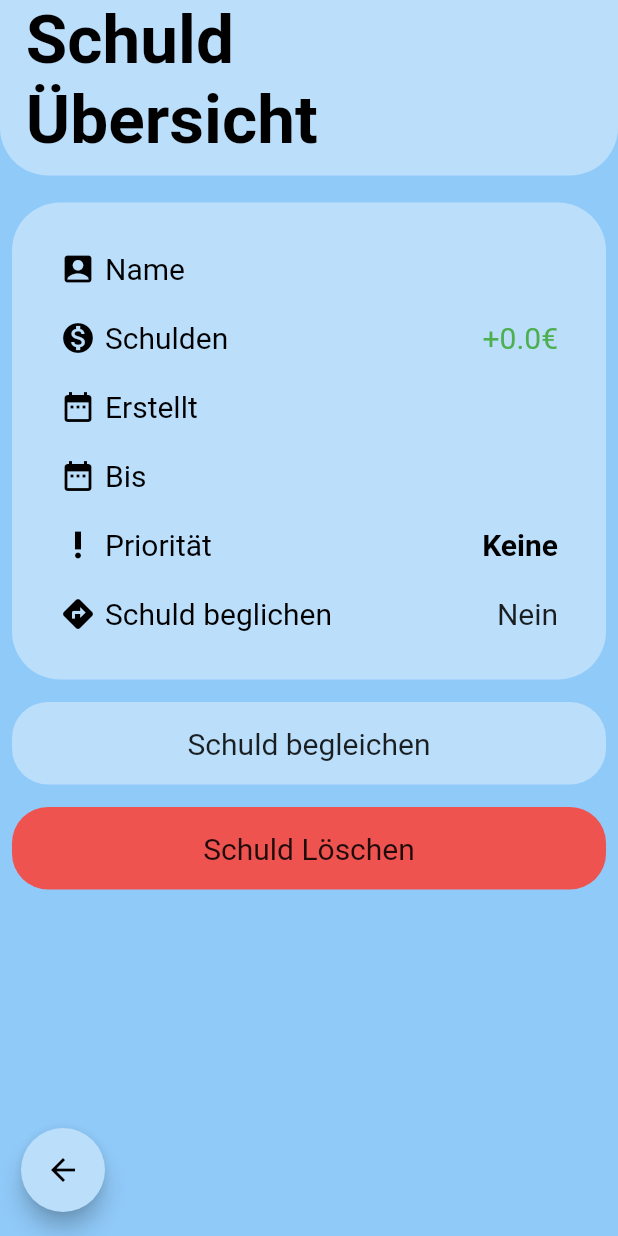
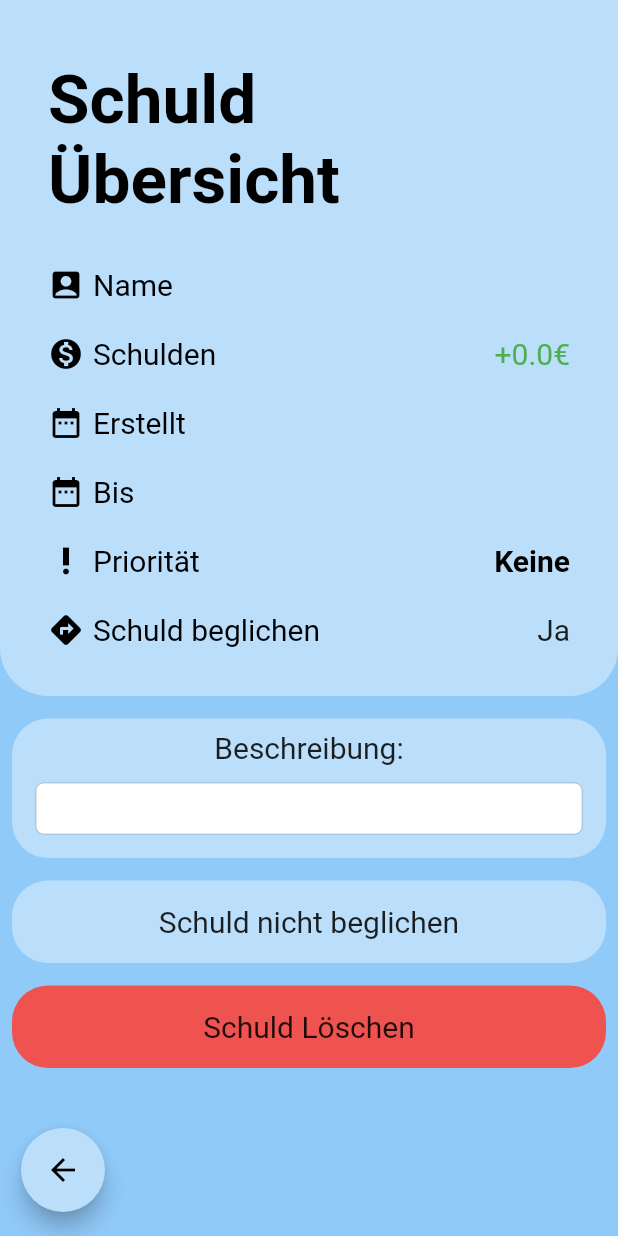
Before and after one commit to CaptainWeasle/Projekt-B-2.0, a Flutter app: the DetailedPage screen opened directly with empty values, after a tap on "Schuld begleichen", on a phone screen of 412 x 824 dp. Run offline on Flutter 3.47's test engine with Material 2 defaults, Android fonts, the phone set to English and light mode, and no system bars; our stand-ins replace datetime_picker_formfield, sqflite; accounts and stored records are empty; Roboto replaces fonts that are missing (Hind).

Commit message:
add Schuld begleichen button fixed, Beschreibungscontainer start, minor  Padding - Anpassungen

```diff
--- a/project_b/lib/src/pages/detailedPage.dart
+++ b/project_b/lib/src/pages/detailedPage.dart
@@ -28,21 +28,28 @@ class DetailedPageState extends State<DetailedPage> {
 
     var appBody = ListView(
       children: <Widget>[
-        Container(
-          height: 117,
+        Padding(
+          padding: const EdgeInsets.fromLTRB(0, 0, 0, 0),
+          child: Container(
             decoration: BoxDecoration(
                 color: Colors.blue[100],
                 borderRadius: BorderRadius.only(
                   bottomRight: Radius.circular(32),
                   bottomLeft: Radius.circular(32),
+                )),
+            padding: EdgeInsets.fromLTRB(32, 0, 32, 32),
+            child: Column(
+              crossAxisAlignment: CrossAxisAlignment.start,
+              children: <Widget>[
+                SizedBox(
+                  height: 40,
                 ),
-          ),
-          child: Column(
+                Column(
                   children: <Widget>[
                     Container(
                       width: 400.0,
                       child: Text(
-                  ' Schuld ',
+                        'Schuld ',
                         style: TextStyle(
                             color: Colors.black,
                             fontWeight: FontWeight.bold,
@@ -52,7 +59,7 @@ class DetailedPageState extends State<DetailedPage> {
                     Container(
                       width: 400.0,
                       child: Text(
-                  ' Übersicht',
+                        'Übersicht',
                         style: TextStyle(
                             color: Colors.black,
                             fontWeight: FontWeight.bold,
@@ -61,18 +68,6 @@ class DetailedPageState extends State<DetailedPage> {
                     ),
                   ],
                 ),
-        ),
-        SizedBox(height: 10.0),
-        Padding(
-          padding: const EdgeInsets.fromLTRB(8, 8, 8, 0),
-          child: Container(
-            decoration: BoxDecoration(
-                color: Colors.blue[100],
-                borderRadius: BorderRadius.all(Radius.circular(32))),
-            padding: EdgeInsets.fromLTRB(32, 0, 32, 32),
-            child: Column(
-              crossAxisAlignment: CrossAxisAlignment.start,
-              children: <Widget>[
                 SizedBox(height: 32.0),
                 itemRow(Icons.account_box, 'Name', widget.debtItem.name),
                 SizedBox(height: 22.0),
@@ -163,8 +158,41 @@ class DetailedPageState extends State<DetailedPage> {
         SizedBox(height: 15.0),
         Padding(
           padding: const EdgeInsets.only(left: 8.0, right: 8.0),
+          child: Container(
+            decoration: BoxDecoration(
+                color: Colors.blue[100],
+                borderRadius: BorderRadius.circular(24)),
+            child: Column(
+              children: <Widget>[
+                Padding(
+                  padding: const EdgeInsets.all(8.0),
+                  child: Text(
+                    "Beschreibung:",
+                    style: TextStyle(
+                      fontSize: 20,
+                    ),
+                  ),
+                ),
+                Padding(
+                  padding: const EdgeInsets.fromLTRB(16, 4, 16, 16),
+                  child: CupertinoTextField(
+                    controller: beschreibungEditController,
+                    cursorColor: Colors.black,
+                  ),
+                ),
+              ],
+            ),
+          ),
+        ),
+        SizedBox(height: 15.0),
+        Padding(
+          padding: const EdgeInsets.only(left: 8.0, right: 8.0),
           child: GestureDetector(
-            onTap: () {},
+            onTap: () {
+              setState(() {
+                begleichenButtonTap(widget.debtItem);
+              });
+            },
             child: Container(
               decoration: BoxDecoration(
                   color: Colors.blue[100],
@@ -173,8 +201,10 @@ class DetailedPageState extends State<DetailedPage> {
                 padding: const EdgeInsets.all(16.0),
                 child: Center(
                   child: Text(
-                    begleichenButton(widget.debtItem),
-                    style: TextStyle(fontSize: 20),
+                    begleichenButtonText(widget.debtItem),
+                    style: TextStyle(
+                      fontSize: 20,
+                    ),
                   ),
                 ),
               ),
@@ -200,12 +230,17 @@ class DetailedPageState extends State<DetailedPage> {
                 child: Center(
                   child: Text(
                     "Schuld Löschen",
-                    style: TextStyle(fontSize: 20),
+                    style: TextStyle(
+                      fontSize: 20,
                     ),
                   ),
                 ),
               ),
             ),
+          ),
+        ),
+        SizedBox(
+          height: 20,
         ),
       ],
     );
--- a/project_b/lib/src/ui_elements/debtNumberColor.dart
+++ b/project_b/lib/src/ui_elements/debtNumberColor.dart
@@ -2,11 +2,18 @@ import 'package:flutter/cupertino.dart';
 import 'package:flutter/material.dart';
 import 'package:project_b/src/models/debtItem.dart';
 
-begleichenButton(DebtItem debt) {
+begleichenButtonText(DebtItem debt) {
   if (debt.isDone) {
     return "Schuld nicht beglichen";
   }
   return "Schuld begleichen";
+}
+
+begleichenButtonTap(DebtItem debt) {
+  if (debt.isDone) {
+    return debt.isDone = false;
+  }
+  return debt.isDone = true;
 }
 
 isDone(DebtItem debt) {
```
Lines whose indentation alone changed are shown as unchanged.
